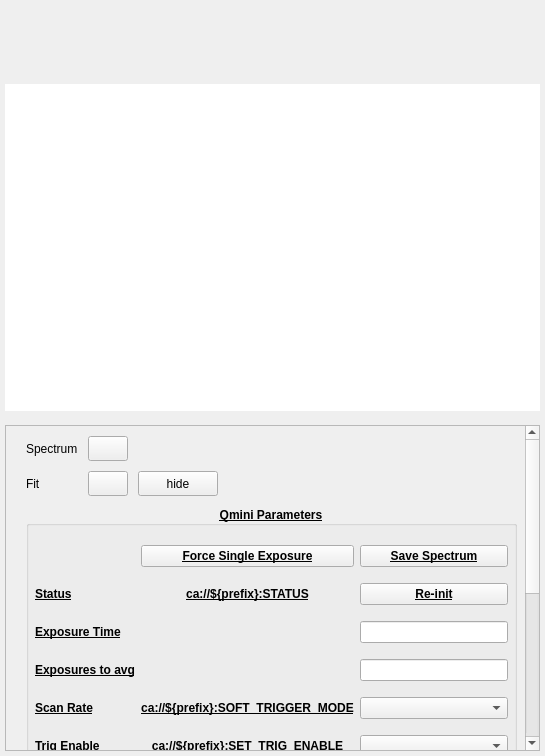
The window that pcdsdevices/ui/QminiSpectrometer.embedded.ui (pcdshub/pcdsdevices) describes before a commit, drawn with Qt 5.
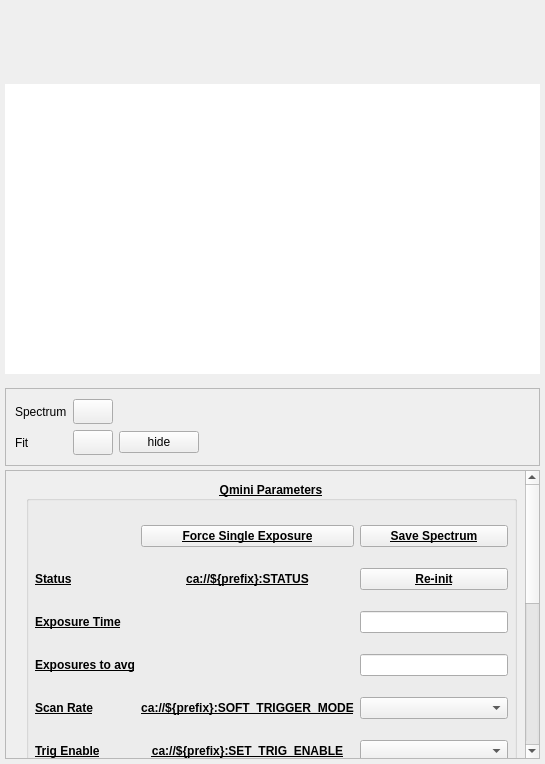
The same window after the commit. Custom widgets are drawn as their Qt base class.

Commit message: MNT: fix size policies

Patch:
```diff
--- a/pcdsdevices/ui/QminiSpectrometer.embedded.ui
+++ b/pcdsdevices/ui/QminiSpectrometer.embedded.ui
@@ -10,7 +10,7 @@
     <x>0</x>
     <y>0</y>
     <width>545</width>
-    <height>756</height>
+    <height>764</height>
    </rect>
   </property>
   <property name="sizePolicy">
@@ -40,7 +40,7 @@
   <property name="windowTitle">
    <string>Form</string>
   </property>
-  <layout class="QVBoxLayout" name="main_layout" stretch="0,0,0,0">
+  <layout class="QVBoxLayout" name="main_layout" stretch="0,0,0,0,0">
    <property name="spacing">
     <number>4</number>
    </property>
@@ -238,6 +238,106 @@
      </property>
     </spacer>
    </item>
+   <item>
+    <widget class="QFrame" name="graph_tools">
+     <property name="sizePolicy">
+      <sizepolicy hsizetype="Fixed" vsizetype="Fixed">
+       <horstretch>0</horstretch>
+       <verstretch>0</verstretch>
+      </sizepolicy>
+     </property>
+     <property name="minimumSize">
+      <size>
+       <width>535</width>
+       <height>78</height>
+      </size>
+     </property>
+     <property name="frameShape">
+      <enum>QFrame::StyledPanel</enum>
+     </property>
+     <property name="frameShadow">
+      <enum>QFrame::Raised</enum>
+     </property>
+     <layout class="QVBoxLayout" name="verticalLayout_3">
+      <item>
+       <layout class="QGridLayout" name="graph_tools_grid">
+        <item row="0" column="0">
+         <widget class="QLabel" name="recolor_graph_label">
+          <property name="text">
+           <string>Spectrum</string>
+          </property>
+         </widget>
+        </item>
+        <item row="1" column="1">
+         <widget class="QPushButton" name="recolor_fit_button">
+          <property name="sizePolicy">
+           <sizepolicy hsizetype="Fixed" vsizetype="Fixed">
+            <horstretch>0</horstretch>
+            <verstretch>0</verstretch>
+           </sizepolicy>
+          </property>
+          <property name="minimumSize">
+           <size>
+            <width>25</width>
+            <height>25</height>
+           </size>
+          </property>
+          <property name="text">
+           <string/>
+          </property>
+         </widget>
+        </item>
+        <item row="1" column="0">
+         <widget class="QLabel" name="fit_recolor_label">
+          <property name="text">
+           <string>Fit</string>
+          </property>
+         </widget>
+        </item>
+        <item row="0" column="1">
+         <widget class="QPushButton" name="recolor_graph_button">
+          <property name="sizePolicy">
+           <sizepolicy hsizetype="Fixed" vsizetype="Fixed">
+            <horstretch>0</horstretch>
+            <verstretch>0</verstretch>
+           </sizepolicy>
+          </property>
+          <property name="minimumSize">
+           <size>
+            <width>25</width>
+            <height>25</height>
+           </size>
+          </property>
+          <property name="text">
+           <string/>
+          </property>
+         </widget>
+        </item>
+        <item row="1" column="2">
+         <widget class="QPushButton" name="toggle_fit_button">
+          <property name="text">
+           <string>hide</string>
+          </property>
+         </widget>
+        </item>
+        <item row="1" column="3">
+         <spacer name="horizontalSpacer">
+          <property name="orientation">
+           <enum>Qt::Horizontal</enum>
+          </property>
+          <property name="sizeHint" stdset="0">
+           <size>
+            <width>40</width>
+            <height>20</height>
+           </size>
+          </property>
+         </spacer>
+        </item>
+       </layout>
+      </item>
+     </layout>
+    </widget>
+   </item>
    <item>
     <widget class="QScrollArea" name="panel_scroll_area">
      <property name="sizePolicy">
@@ -246,6 +346,12 @@
        <verstretch>0</verstretch>
       </sizepolicy>
      </property>
+     <property name="minimumSize">
+      <size>
+       <width>0</width>
+       <height>250</height>
+      </size>
+     </property>
      <property name="horizontalScrollBarPolicy">
       <enum>Qt::ScrollBarAsNeeded</enum>
      </property>
@@ -262,7 +368,7 @@
        </rect>
       </property>
       <property name="sizePolicy">
-       <sizepolicy hsizetype="MinimumExpanding" vsizetype="MinimumExpanding">
+       <sizepolicy hsizetype="MinimumExpanding" vsizetype="Expanding">
         <horstretch>0</horstretch>
         <verstretch>0</verstretch>
        </sizepolicy>
@@ -282,101 +388,13 @@
          <height>693</height>
         </rect>
        </property>
-       <layout class="QVBoxLayout" name="param_layout" stretch="0,1,1">
+       <layout class="QVBoxLayout" name="param_layout" stretch="1,1">
         <property name="spacing">
          <number>10</number>
         </property>
         <property name="sizeConstraint">
          <enum>QLayout::SetNoConstraint</enum>
         </property>
-        <item>
-         <layout class="QGridLayout" name="graph_tools">
-          <item row="0" column="1">
-           <widget class="QPushButton" name="recolor_graph_button">
-            <property name="sizePolicy">
-             <sizepolicy hsizetype="Fixed" vsizetype="Fixed">
-              <horstretch>0</horstretch>
-              <verstretch>0</verstretch>
-             </sizepolicy>
-            </property>
-            <property name="minimumSize">
-             <size>
-              <width>25</width>
-              <height>25</height>
-             </size>
-            </property>
-            <property name="text">
-             <string/>
-            </property>
-           </widget>
-          </item>
-          <item row="1" column="1">
-           <widget class="QPushButton" name="recolor_fit_button">
-            <property name="sizePolicy">
-             <sizepolicy hsizetype="Fixed" vsizetype="Fixed">
-              <horstretch>0</horstretch>
-              <verstretch>0</verstretch>
-             </sizepolicy>
-            </property>
-            <property name="minimumSize">
-             <size>
-              <width>25</width>
-              <height>25</height>
-             </size>
-            </property>
-            <property name="text">
-             <string/>
-            </property>
-           </widget>
-          </item>
-          <item row="1" column="3">
-           <spacer name="horizontalSpacer">
-            <property name="orientation">
-             <enum>Qt::Horizontal</enum>
-            </property>
-            <property name="sizeHint" stdset="0">
-             <size>
-              <width>40</width>
-              <height>20</height>
-             </size>
-            </property>
-           </spacer>
-          </item>
-          <item row="1" column="2">
-           <widget class="QPushButton" name="toggle_fit_button">
-            <property name="sizePolicy">
-             <sizepolicy hsizetype="Fixed" vsizetype="Fixed">
-              <horstretch>0</horstretch>
-              <verstretch>0</verstretch>
-             </sizepolicy>
-            </property>
-            <property name="minimumSize">
-             <size>
-              <width>25</width>
-              <height>25</height>
-             </size>
-            </property>
-            <property name="text">
-             <string>hide</string>
-            </property>
-           </widget>
-          </item>
-          <item row="0" column="0">
-           <widget class="QLabel" name="spectrum_recolor_label">
-            <property name="text">
-             <string>Spectrum</string>
-            </property>
-           </widget>
-          </item>
-          <item row="1" column="0">
-           <widget class="QLabel" name="fit_recolor_label">
-            <property name="text">
-             <string>Fit</string>
-            </property>
-           </widget>
-          </item>
-         </layout>
-        </item>
         <item>
          <widget class="QGroupBox" name="qmini_params">
           <property name="sizePolicy">
```
Left out of the diff: 2 changed lines with no effect on the pictures.
